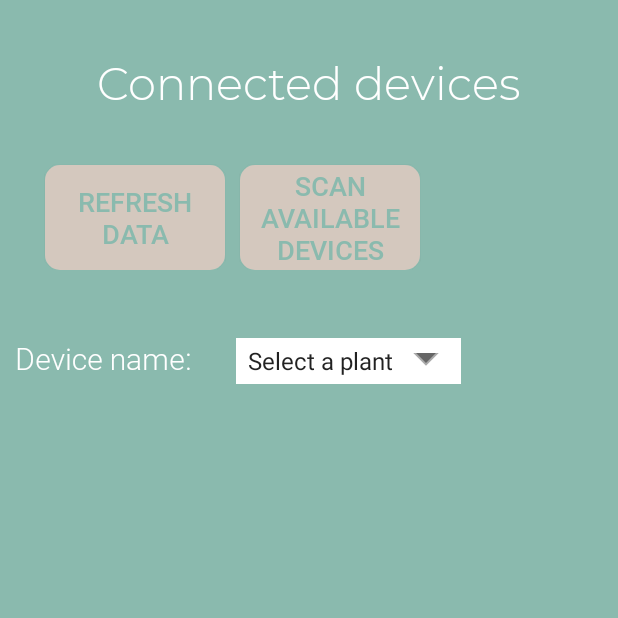
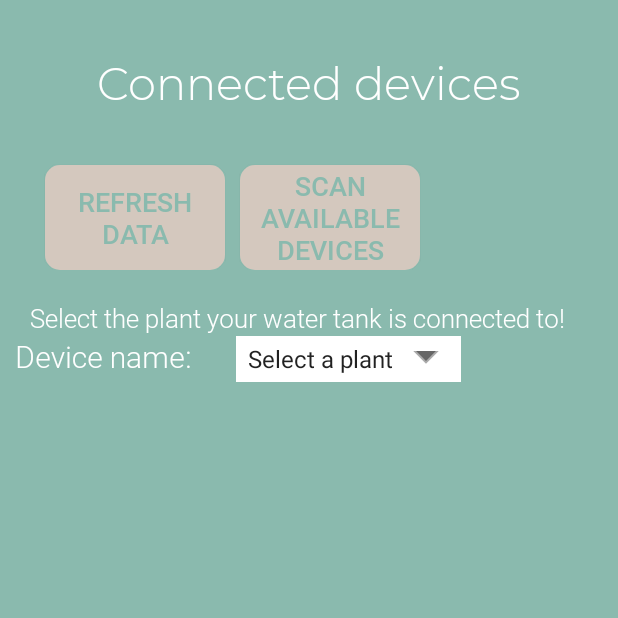
Before and after one commit to xellie4/PlantDiary, an Android app: the WaterPlantActivity screen opened directly, with no data from a screen before it, on a phone screen of 412 x 824 dp, the top half of it. Run offline under Robolectric (Android 15) with nearby library versions, the phone set to English and light mode, and no system bars; our stand-ins replace Firebase (no records; nobody signed in at launch, a user with empty details on screens opened directly).

Commit message:
water plants activity ui
modified water plants activity ui design wise

```diff
--- a/app/src/main/res/layout/activity_waterplants.xml
+++ b/app/src/main/res/layout/activity_waterplants.xml
@@ -61,12 +61,24 @@
             android:textSize="18sp" />
     </RelativeLayout>
 
+    <TextView
+        android:id="@+id/select_device_text"
+        android:layout_width="wrap_content"
+        android:layout_height="wrap_content"
+        android:text="Select the plant your water tank is connected to!"
+        android:layout_below="@+id/buttons_layout"
+        android:layout_marginTop="20dp"
+        android:layout_marginStart="20dp"
+        android:layout_marginEnd="20dp"
+        android:fontFamily="@font/robotolight"
+        android:textColor="@color/white"
+        android:textSize="17sp" />
+
     <RelativeLayout
         android:id="@+id/devicename_layout"
         android:layout_width="match_parent"
         android:layout_height="wrap_content"
-        android:layout_marginTop="25dp"
-        android:layout_below="@+id/buttons_layout"
+        android:layout_below="@+id/select_device_text"
         android:orientation="vertical"
         android:layout_marginStart="10dp"
         android:background="@null" >
@@ -76,7 +88,6 @@
             android:layout_width="wrap_content"
             android:layout_height="wrap_content"
             android:text="Device name:"
-            android:layout_marginTop="20dp"
             android:fontFamily="@font/robotolight"
             android:textColor="@color/white"
             android:textSize="20sp" />
@@ -87,7 +98,6 @@
             android:layout_height="wrap_content"
             android:prompt="@string/app_name"
             android:layout_marginStart="30dp"
-            android:layout_marginTop="20dp"
             android:background="@drawable/spinner_bg"
             android:layout_toEndOf="@+id/device_name_tv"
             android:fontFamily="@font/robotolight"
@@ -106,7 +116,7 @@
 
         <TextView
             android:id="@+id/watering_date_tv"
-            android:layout_width="wrap_content"
+            android:layout_width="185dp"
             android:layout_height="wrap_content"
             android:text="Last watering date:"
             android:fontFamily="@font/robotolight"
@@ -117,7 +127,6 @@
             android:id="@+id/watering_date_data"
             android:layout_width="wrap_content"
             android:layout_height="wrap_content"
-            android:layout_marginStart="30dp"
             android:layout_toEndOf="@id/watering_date_tv"
             android:fontFamily="@font/robotolight"
             android:text="data"
@@ -137,7 +146,7 @@
 
         <TextView
             android:id="@+id/moisture_tv"
-            android:layout_width="wrap_content"
+            android:layout_width="185dp"
             android:layout_height="wrap_content"
             android:text="Moisture level:"
             android:textColor="@color/white"
@@ -150,7 +159,6 @@
             android:layout_height="wrap_content"
             android:layout_toEndOf="@id/moisture_tv"
             android:text="data"
-            android:layout_marginStart="30dp"
             android:textColor="@color/white"
             android:fontFamily="@font/robotolight"
             android:textSize="20sp" />
@@ -168,7 +176,7 @@
 
         <TextView
             android:id="@+id/ipaddess_tv"
-            android:layout_width="wrap_content"
+            android:layout_width="185dp"
             android:layout_height="wrap_content"
             android:text="IP address:"
             android:textColor="@color/white"
@@ -179,7 +187,6 @@
             android:id="@+id/ipaddress_data"
             android:layout_width="wrap_content"
             android:layout_height="wrap_content"
-            android:layout_marginStart="30dp"
             android:layout_toEndOf="@id/ipaddess_tv"
             android:fontFamily="@font/robotolight"
             android:text="data"
```
